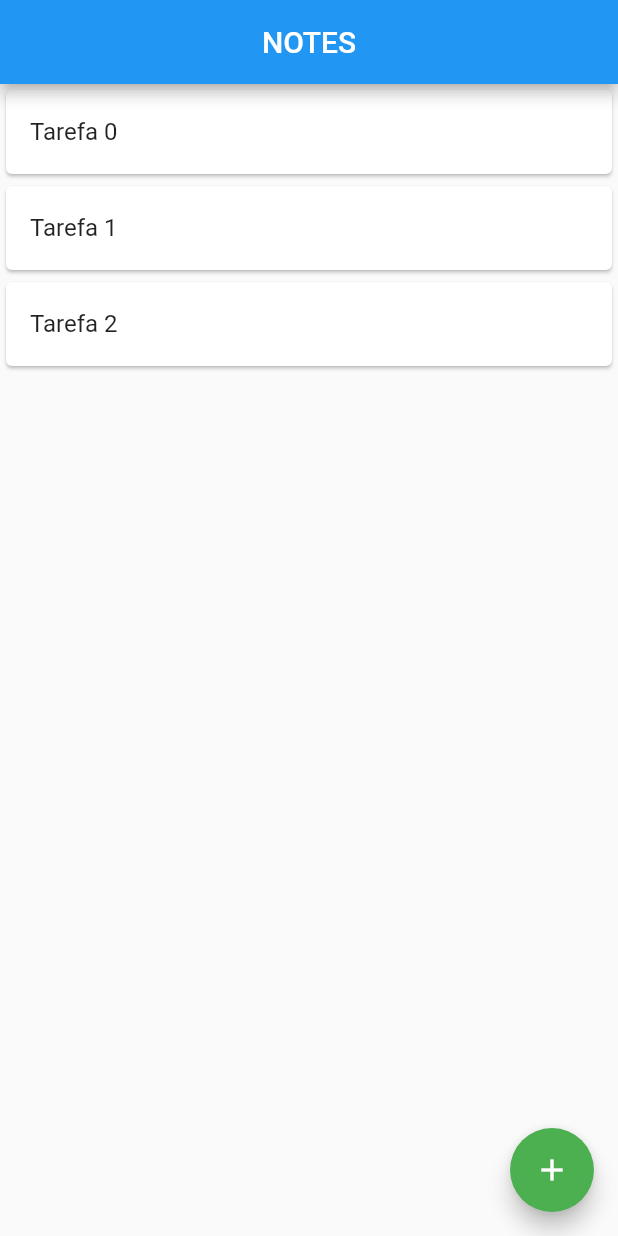
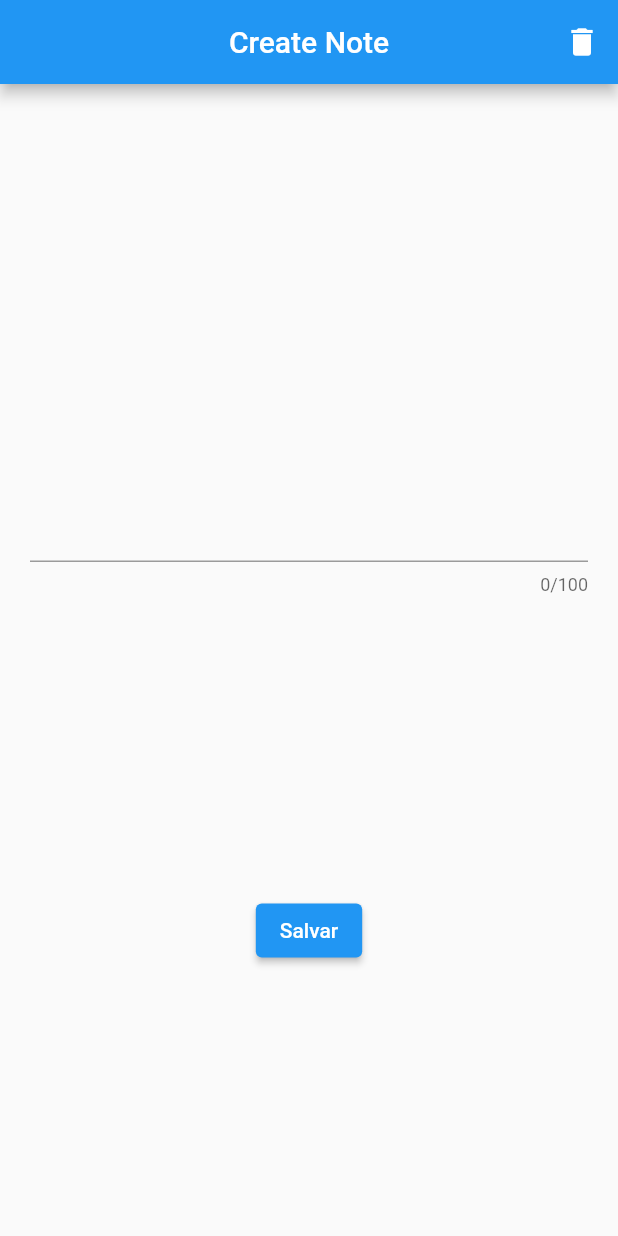
Before and after one commit to brunowbbs/Notes-Flutter, a Flutter app: the screen it shows after launch, on a phone screen of 412 x 824 dp. Run offline on Flutter 3.47's test engine with Material 2 defaults, Android fonts, the phone set to English and light mode, and no system bars.

Commit message:
Screen new note

```diff
--- a/lib/app_widget.dart
+++ b/lib/app_widget.dart
@@ -1,12 +1,12 @@
 import 'package:flutter/material.dart';
-import 'package:notes/home_page.dart';
+import 'package:notes/create_note_page.dart';
 
 class AppWidget extends StatelessWidget{
   @override
   Widget build(BuildContext context) {
     return MaterialApp(
       title: 'Notes',
-      home: HomePage(),
+      home: CreateNotePage(),
     );
   }
 
--- /dev/null
+++ b/lib/create_note_page.dart
@@ -0,0 +1,35 @@
+import 'package:flutter/material.dart';
+
+class CreateNotePage extends StatelessWidget{
+  @override
+  Widget build(BuildContext context) {
+
+    return  Scaffold(
+      appBar: AppBar(
+        title: const Text('Create Note'),
+        centerTitle: true,
+        actions: [
+          IconButton(icon:const Icon(Icons.delete), onPressed: (){})
+        ],
+      ),
+      body: Column(
+        mainAxisAlignment: MainAxisAlignment.spaceEvenly,
+        children:  [
+          const Padding(
+            padding: EdgeInsets.all(20.0),
+            child: TextField(
+              maxLines: 5,
+              maxLength: 100,
+              /*decoration: InputDecoration(
+                border: InputBorder.none
+              ),*/
+            ),
+          ),
+          ElevatedButton(onPressed: (){}, child: const Text('Salvar'))
+        ],
+      ) ,
+    );
+
+  }
+
+}
```
